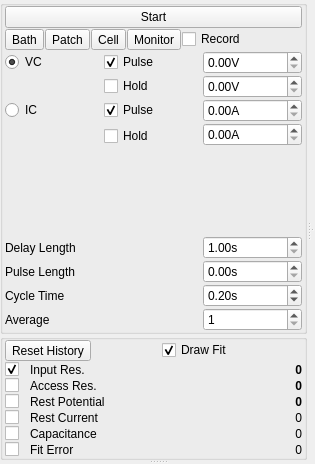
Old version of the form acq4/modules/Patch/PatchTemplate.ui in the repository tomjhou/acq4.
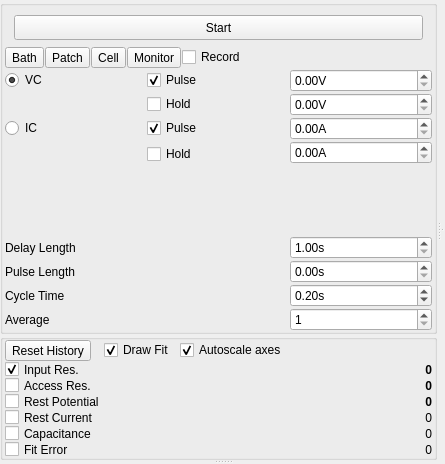
New version of the form. Custom widgets are drawn as their Qt base class.

```diff
--- a/acq4/modules/Patch/PatchTemplate.ui
+++ b/acq4/modules/Patch/PatchTemplate.ui
@@ -158,23 +158,6 @@
              </property>
             </widget>
            </item>
-           <item row="0" column="0" colspan="3">
-            <layout class="QHBoxLayout" name="horizontalLayout">
-             <property name="spacing">
-              <number>2</number>
-             </property>
-             <item>
-              <widget class="QPushButton" name="startBtn">
-               <property name="text">
-                <string>Start</string>
-               </property>
-               <property name="checkable">
-                <bool>true</bool>
-               </property>
-              </widget>
-             </item>
-            </layout>
-           </item>
            <item row="4" column="2">
             <widget class="SpinBox" name="icPulseSpin">
              <property name="suffix">
@@ -208,13 +191,6 @@
              </property>
             </widget>
            </item>
-           <item row="2" column="2">
-            <widget class="SpinBox" name="vcPulseSpin">
-             <property name="suffix">
-              <string>V</string>
-             </property>
-            </widget>
-           </item>
            <item row="5" column="2" rowspan="2">
             <widget class="SpinBox" name="icHoldSpin">
              <property name="suffix">
@@ -241,13 +217,6 @@
              </property>
             </widget>
            </item>
-           <item row="3" column="2">
-            <widget class="SpinBox" name="vcHoldSpin">
-             <property name="suffix">
-              <string>V</string>
-             </property>
-            </widget>
-           </item>
            <item row="1" column="0" colspan="3">
             <layout class="QHBoxLayout" name="horizontalLayout_2">
              <property name="spacing">
@@ -335,6 +304,69 @@
              </property>
             </widget>
            </item>
+           <item row="0" column="0" colspan="3">
+            <widget class="QWidget" name="" native="true">
+             <property name="sizePolicy">
+              <sizepolicy hsizetype="Preferred" vsizetype="Fixed">
+               <horstretch>0</horstretch>
+               <verstretch>0</verstretch>
+              </sizepolicy>
+             </property>
+             <property name="minimumSize">
+              <size>
+               <width>0</width>
+               <height>40</height>
+              </size>
+             </property>
+             <property name="maximumSize">
+              <size>
+               <width>16777215</width>
+               <height>40</height>
+              </size>
+             </property>
+             <layout class="QGridLayout" name="gridLayout_3">
+              <property name="sizeConstraint">
+               <enum>QLayout::SetDefaultConstraint</enum>
+              </property>
+              <item row="0" column="0">
+               <widget class="QPushButton" name="startBtn">
+                <property name="sizePolicy">
+                 <sizepolicy hsizetype="Minimum" vsizetype="Maximum">
+                  <horstretch>0</horstretch>
+                  <verstretch>0</verstretch>
+                 </sizepolicy>
+                </property>
+                <property name="minimumSize">
+                 <size>
+                  <width>0</width>
+                  <height>25</height>
+                 </size>
+                </property>
+                <property name="text">
+                 <string>Start</string>
+                </property>
+                <property name="checkable">
+                 <bool>true</bool>
+                </property>
+               </widget>
+              </item>
+             </layout>
+            </widget>
+           </item>
+           <item row="3" column="2">
+            <widget class="SpinBox" name="vcHoldSpin">
+             <property name="suffix">
+              <string>V</string>
+             </property>
+            </widget>
+           </item>
+           <item row="2" column="2">
+            <widget class="SpinBox" name="vcPulseSpin">
+             <property name="suffix">
+              <string>V</string>
+             </property>
+            </widget>
+           </item>
           </layout>
          </widget>
         </item>
@@ -368,6 +400,81 @@
            <property name="verticalSpacing">
             <number>1</number>
            </property>
+           <item row="0" column="3">
+            <widget class="QCheckBox" name="checkBoxAutoScaleAxes">
+             <property name="text">
+              <string>Autoscale axes</string>
+             </property>
+             <property name="checked">
+              <bool>true</bool>
+             </property>
+            </widget>
+           </item>
+           <item row="4" column="1">
+            <widget class="QLabel" name="label_8">
+             <property name="text">
+              <string>Rest Current</string>
+             </property>
+            </widget>
+           </item>
+           <item row="5" column="1">
+            <widget class="QLabel" name="label_9">
+             <property name="text">
+              <string>Capacitance</string>
+             </property>
+            </widget>
+           </item>
+           <item row="6" column="1">
+            <widget class="QLabel" name="label_10">
+             <property name="text">
+              <string>Fit Error</string>
+             </property>
+            </widget>
+           </item>
+           <item row="5" column="4">
+            <widget class="QLabel" name="capacitanceLabel">
+             <property name="font">
+              <font>
+               <weight>50</weight>
+               <bold>false</bold>
+              </font>
+             </property>
+             <property name="text">
+              <string>0</string>
+             </property>
+             <property name="alignment">
+              <set>Qt::AlignRight|Qt::AlignTrailing|Qt::AlignVCenter</set>
+             </property>
+            </widget>
+           </item>
+           <item row="3" column="1">
+            <widget class="QLabel" name="label_7">
+             <property name="text">
+              <string>Rest Potential</string>
+             </property>
+            </widget>
+           </item>
+           <item row="2" column="1">
+            <widget class="QLabel" name="label_6">
+             <property name="text">
+              <string>Access Res.</string>
+             </property>
+            </widget>
+           </item>
+           <item row="1" column="1">
+            <widget class="QLabel" name="label_5">
+             <property name="text">
+              <string>Input Res.</string>
+             </property>
+            </widget>
+           </item>
+           <item row="0" column="0" colspan="2">
+            <widget class="QToolButton" name="resetBtn">
+             <property name="text">
+              <string>Reset History</string>
+             </property>
+            </widget>
+           </item>
            <item row="3" column="0">
             <widget class="QCheckBox" name="restingPotentialCheck">
              <property name="text">
@@ -375,28 +482,6 @@
              </property>
             </widget>
            </item>
-           <item row="3" column="2">
-            <widget class="QLabel" name="restingPotentialLabel">
-             <property name="minimumSize">
-              <size>
-               <width>140</width>
-               <height>0</height>
-              </size>
-             </property>
-             <property name="font">
-              <font>
-               <weight>75</weight>
-               <bold>true</bold>
-              </font>
-             </property>
-             <property name="text">
-              <string>0</string>
-             </property>
-             <property name="alignment">
-              <set>Qt::AlignRight|Qt::AlignTrailing|Qt::AlignVCenter</set>
-             </property>
-            </widget>
-           </item>
            <item row="4" column="0">
             <widget class="QCheckBox" name="restingCurrentCheck">
              <property name="text">
@@ -411,34 +496,14 @@
              </property>
             </widget>
            </item>
-           <item row="6" column="2">
-            <widget class="QLabel" name="fitErrorLabel">
-             <property name="font">
-              <font>
-               <weight>50</weight>
-               <bold>false</bold>
-              </font>
+           <item row="3" column="4">
+            <widget class="QLabel" name="restingPotentialLabel">
+             <property name="minimumSize">
+              <size>
+               <width>140</width>
+               <height>0</height>
+              </size>
              </property>
-             <property name="text">
-              <string>0</string>
-             </property>
-             <property name="alignment">
-              <set>Qt::AlignRight|Qt::AlignTrailing|Qt::AlignVCenter</set>
-             </property>
-            </widget>
-           </item>
-           <item row="0" column="2">
-            <widget class="QCheckBox" name="drawFitCheck">
-             <property name="text">
-              <string>Draw Fit</string>
-             </property>
-             <property name="checked">
-              <bool>true</bool>
-             </property>
-            </widget>
-           </item>
-           <item row="2" column="2">
-            <widget class="QLabel" name="accessResistanceLabel">
              <property name="font">
               <font>
                <weight>75</weight>
@@ -453,7 +518,7 @@
              </property>
             </widget>
            </item>
-           <item row="1" column="2">
+           <item row="1" column="4">
             <widget class="QLabel" name="inputResistanceLabel">
              <property name="font">
               <font>
@@ -476,7 +541,46 @@
              </property>
             </widget>
            </item>
-           <item row="4" column="2">
+           <item row="6" column="4">
+            <widget class="QLabel" name="fitErrorLabel">
+             <property name="font">
+              <font>
+               <weight>50</weight>
+               <bold>false</bold>
+              </font>
+             </property>
+             <property name="text">
+              <string>0</string>
+             </property>
+             <property name="alignment">
+              <set>Qt::AlignRight|Qt::AlignTrailing|Qt::AlignVCenter</set>
+             </property>
+            </widget>
+           </item>
+           <item row="2" column="4">
+            <widget class="QLabel" name="accessResistanceLabel">
+             <property name="font">
+              <font>
+               <weight>75</weight>
+               <bold>true</bold>
+              </font>
+             </property>
+             <property name="text">
+              <string>0</string>
+             </property>
+             <property name="alignment">
+              <set>Qt::AlignRight|Qt::AlignTrailing|Qt::AlignVCenter</set>
+             </property>
+            </widget>
+           </item>
+           <item row="5" column="0">
+            <widget class="QCheckBox" name="capacitanceCheck">
+             <property name="text">
+              <string/>
+             </property>
+            </widget>
+           </item>
+           <item row="4" column="4">
             <widget class="QLabel" name="restingCurrentLabel">
              <property name="minimumSize">
               <size>
@@ -514,75 +618,13 @@
              </property>
             </widget>
            </item>
-           <item row="5" column="0">
-            <widget class="QCheckBox" name="capacitanceCheck">
+           <item row="0" column="2">
+            <widget class="QCheckBox" name="drawFitCheck">
              <property name="text">
-              <string/>
+              <string>Draw Fit</string>
              </property>
-            </widget>
-           </item>
-           <item row="5" column="2">
-            <widget class="QLabel" name="capacitanceLabel">
-             <property name="font">
-              <font>
-               <weight>50</weight>
-               <bold>false</bold>
-              </font>
-             </property>
-             <property name="text">
-              <string>0</string>
-             </property>
-             <property name="alignment">
-              <set>Qt::AlignRight|Qt::AlignTrailing|Qt::AlignVCenter</set>
-             </property>
-            </widget>
-           </item>
-           <item row="1" column="1">
-            <widget class="QLabel" name="label_5">
-             <property name="text">
-              <string>Input Res.</string>
-             </property>
-            </widget>
-           </item>
-           <item row="0" column="0" colspan="2">
-            <widget class="QToolButton" name="resetBtn">
-             <property name="text">
-              <string>Reset History</string>
-             </property>
-            </widget>
-           </item>
-           <item row="2" column="1">
-            <widget class="QLabel" name="label_6">
-             <property name="text">
-              <string>Access Res.</string>
-             </property>
-            </widget>
-           </item>
-           <item row="3" column="1">
-            <widget class="QLabel" name="label_7">
-             <property name="text">
-              <string>Rest Potential</string>
-             </property>
-            </widget>
-           </item>
-           <item row="4" column="1">
-            <widget class="QLabel" name="label_8">
-             <property name="text">
-              <string>Rest Current</string>
-             </property>
-            </widget>
-           </item>
-           <item row="5" column="1">
-            <widget class="QLabel" name="label_9">
-             <property name="text">
-              <string>Capacitance</string>
-             </property>
-            </widget>
-           </item>
-           <item row="6" column="1">
-            <widget class="QLabel" name="label_10">
-             <property name="text">
-              <string>Fit Error</string>
+             <property name="checked">
+              <bool>true</bool>
              </property>
             </widget>
            </item>
@@ -641,11 +683,6 @@
    <extends>QCheckBox</extends>
    <header>..Patch.CustomPatchCheckBox</header>
   </customwidget>
-  <customwidget>
-   <class>CustomCheckBox2</class>
-   <extends>QCheckBox</extends>
-   <header location="global">pyqtgraph.Qt.QtWidgets</header>
-  </customwidget>
  </customwidgets>
  <resources/>
  <connections/>
```
